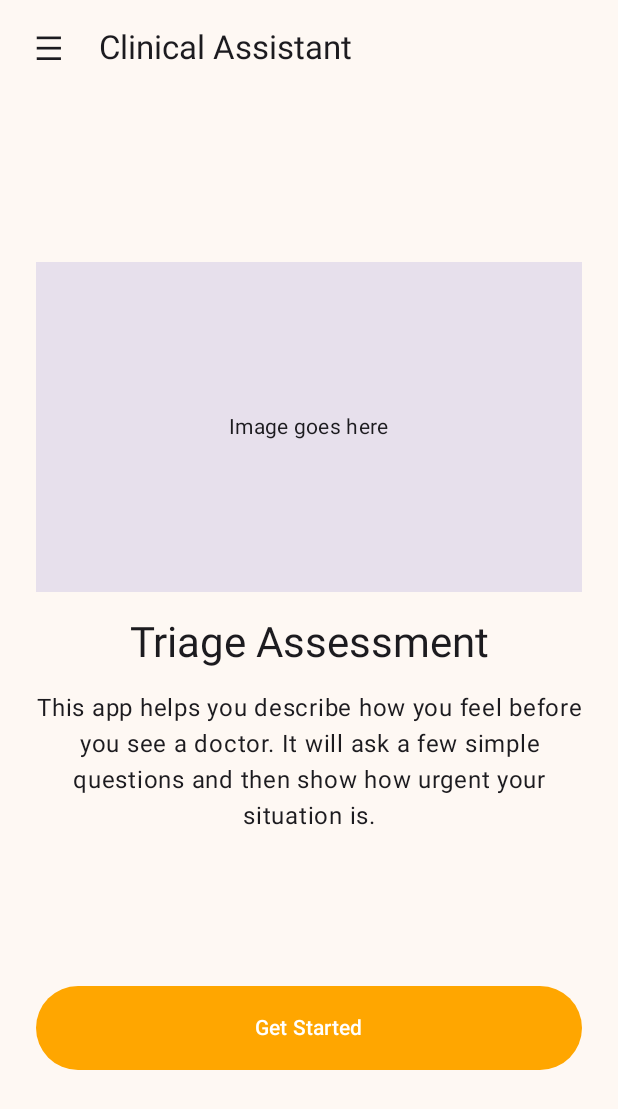
After one commit to Sondnn/Swin-Smart-Adaptive-Clinical-Assistant-SACA-, an Android app built with Jetpack Compose: the HomeScreen screen opened through its navigation route, on a phone screen of 412 x 824 dp. The commit adds this screen. Shown: the top 1109 px of the screen. Run offline under Robolectric (Android 15) with nearby library versions, the light colour scheme and no system bars.

Commit message:
feat: added Home Screen
added home screen and navigation drawer

```diff
--- a/android/app/src/main/java/com/saca/smartadaptiveclinicalassistant/common/Constants.kt
+++ b/android/app/src/main/java/com/saca/smartadaptiveclinicalassistant/common/Constants.kt
@@ -5,4 +5,8 @@ object Constants {
     const val BASE_URL = "" // backend api
 
     const val DEFAULT_LANGUAGE_TAG = "en"
+
+    const val LANGUAGE_TAG_ENGLISH = "en"
+
+    const val LANGUAGE_TAG_WALMAJARRI = "wmt"
 }
--- a/android/app/src/main/java/com/saca/smartadaptiveclinicalassistant/di/AppModule.kt
+++ b/android/app/src/main/java/com/saca/smartadaptiveclinicalassistant/di/AppModule.kt
@@ -1,12 +1,16 @@
 package com.saca.smartadaptiveclinicalassistant.di
 
-import androidx.lifecycle.viewmodel.compose.viewModel
 import com.saca.smartadaptiveclinicalassistant.data.repository.MockTriageRepositoryImpl
 import com.saca.smartadaptiveclinicalassistant.data.repository.TriageRepository
+import com.saca.smartadaptiveclinicalassistant.presentation.home.HomeViewModel
 import com.saca.smartadaptiveclinicalassistant.presentation.session.SessionViewModel
 import org.koin.dsl.module
+import org.koin.core.module.dsl.viewModel
 
 val appModule = module {
     single<TriageRepository> { MockTriageRepositoryImpl() }
+
     single { SessionViewModel() }
+
+    viewModel { HomeViewModel() }
 }
--- /dev/null
+++ b/android/app/src/main/java/com/saca/smartadaptiveclinicalassistant/presentation/home/HomeScreen.kt
@@ -0,0 +1,248 @@
+package com.saca.smartadaptiveclinicalassistant.presentation.home
+
+import androidx.compose.foundation.background
+import androidx.compose.foundation.layout.Arrangement
+import androidx.compose.foundation.layout.Box
+import androidx.compose.foundation.layout.Column
+import androidx.compose.foundation.layout.Row
+import androidx.compose.foundation.layout.Spacer
+import androidx.compose.foundation.layout.fillMaxSize
+import androidx.compose.foundation.layout.fillMaxWidth
+import androidx.compose.foundation.layout.height
+import androidx.compose.foundation.layout.padding
+import androidx.compose.foundation.shape.RoundedCornerShape
+import androidx.compose.material3.Button
+import androidx.compose.material3.ButtonDefaults
+import androidx.compose.material3.DrawerValue
+import androidx.compose.material3.ExperimentalMaterial3Api
+import androidx.compose.material3.HorizontalDivider
+import androidx.compose.material3.MaterialTheme
+import androidx.compose.material3.ModalDrawerSheet
+import androidx.compose.material3.NavigationDrawerItem
+import androidx.compose.material3.NavigationDrawerItemDefaults
+import androidx.compose.material3.ModalNavigationDrawer
+import androidx.compose.material3.Scaffold
+import androidx.compose.material3.Surface
+import androidx.compose.material3.Text
+import androidx.compose.material3.TextButton
+import androidx.compose.material3.TopAppBar
+import androidx.compose.material3.rememberDrawerState
+import androidx.compose.runtime.Composable
+import androidx.compose.runtime.rememberCoroutineScope
+import androidx.compose.ui.Alignment
+import androidx.compose.ui.Modifier
+import androidx.compose.ui.res.stringResource
+import androidx.compose.ui.text.font.FontWeight
+import androidx.compose.ui.text.style.TextAlign
+import androidx.compose.ui.unit.dp
+import androidx.compose.ui.unit.sp
+import com.saca.smartadaptiveclinicalassistant.R
+import com.saca.smartadaptiveclinicalassistant.common.Constants.LANGUAGE_TAG_ENGLISH
+import com.saca.smartadaptiveclinicalassistant.common.Constants.LANGUAGE_TAG_WALMAJARRI
+import com.saca.smartadaptiveclinicalassistant.presentation.session.SessionViewModel
+import com.saca.smartadaptiveclinicalassistant.ui.theme.Brown
+import com.saca.smartadaptiveclinicalassistant.ui.theme.Orange
+import kotlinx.coroutines.launch
+import org.koin.androidx.compose.koinViewModel
+
+@OptIn(ExperimentalMaterial3Api::class)
+@Composable
+fun HomeScreen(
+    onGetStarted: () -> Unit,
+    homeViewModel: HomeViewModel = koinViewModel(),
+    sessionViewModel: SessionViewModel = koinViewModel(),
+) {
+    val drawerState = rememberDrawerState(initialValue = DrawerValue.Closed)
+
+    val coroutineScope = rememberCoroutineScope()
+
+    val currentLanguageTag: String = sessionViewModel.languageTag
+
+    ModalNavigationDrawer(
+        drawerState = drawerState,
+        drawerContent = {
+            HomeDrawerContent(
+                currentLanguageTag = currentLanguageTag,
+                onLanguagePicked =  { tag ->
+                    sessionViewModel.onLanguagePicked(tag)
+                    coroutineScope.launch { drawerState.close() }
+                }
+            )
+        }
+    ) {
+        Scaffold(
+            topBar = {
+                TopAppBar(
+                    title = {
+                        Text(text = stringResource(R.string.home_action_bar_title))
+                    },
+                    navigationIcon = {
+                        TextButton(
+                            onClick = {
+                                coroutineScope.launch { drawerState.open() }
+                            }
+                        ) {
+                            Text(
+                                text = "\u2630",
+                                fontSize = 22.sp,
+                                color = MaterialTheme.colorScheme.onSurface
+                            )
+                        }
+                    }
+                )
+            }
+        ) { innerPadding ->
+            HomeContent(
+                onGetStarted = {
+                    homeViewModel.onGetStartedClicked()
+                    onGetStarted()
+                },
+                modifier = Modifier.padding(innerPadding),
+            )
+        }
+    }
+}
+
+@Composable
+fun HomeContent(
+    onGetStarted: () -> Unit,
+    modifier: Modifier
+) {
+    Column(
+        modifier = modifier
+            .fillMaxSize()
+            .padding(24.dp),
+        horizontalAlignment = Alignment.CenterHorizontally,
+        verticalArrangement = Arrangement.spacedBy(16.dp, Alignment.CenterVertically),
+    ) {
+        Box(
+            modifier = Modifier
+                .fillMaxWidth()
+                .height(220.dp)
+                .background(MaterialTheme.colorScheme.surfaceVariant),
+            contentAlignment = Alignment.Center
+        ) {
+            Text(
+                text = stringResource(R.string.welcome_image_placeholder),
+                style = MaterialTheme.typography.bodyMedium
+            )
+        }
+
+        Text(
+            text = stringResource(R.string.welcome_title),
+            style = MaterialTheme.typography.headlineMedium,
+            textAlign = TextAlign.Center
+        )
+
+        Text(
+            text = stringResource(R.string.welcome_body),
+            style = MaterialTheme.typography.bodyLarge,
+            textAlign = TextAlign.Center
+        )
+
+        Spacer(modifier = modifier.height(8.dp))
+
+        Button(
+            onClick = onGetStarted,
+            colors = ButtonDefaults.buttonColors(containerColor = Orange),
+            modifier = Modifier
+                .fillMaxWidth()
+                .height(56.dp)
+        ) {
+            Text(text = stringResource(R.string.welcome_get_started))
+        }
+    }
+}
+
+// Move to components later
+@Composable
+private fun HomeDrawerContent(
+    currentLanguageTag: String,
+    onLanguagePicked: (String) -> Unit,
+) {
+    ModalDrawerSheet() {
+        Column(
+            modifier = Modifier
+                .fillMaxWidth()
+                .padding(horizontal = 16.dp, vertical = 24.dp)
+        ) {
+            Text(
+                text = stringResource(R.string.app_name),
+                style = MaterialTheme.typography.titleLarge,
+                fontWeight = FontWeight.Bold
+            )
+
+            Spacer(modifier = Modifier.height(16.dp))
+
+            Surface(
+                color = MaterialTheme.colorScheme.surfaceVariant,
+                shape = RoundedCornerShape(12.dp),
+                modifier = Modifier.fillMaxWidth(),
+            ) {
+                Row(
+                    modifier = Modifier.padding(horizontal = 16.dp, vertical = 14.dp),
+                    verticalAlignment =  Alignment.CenterVertically
+                ) {
+                    Text(
+                        text = stringResource(R.string.home_drawer_section_assessment),
+                        style = MaterialTheme.typography.bodyLarge,
+                        fontWeight = FontWeight.SemiBold
+                    )
+                }
+            }
+
+            Spacer(modifier = Modifier.height(24.dp))
+
+            HorizontalDivider()
+
+            Spacer(modifier = Modifier.height(16.dp))
+
+            Text(
+                text = stringResource(R.string.home_drawer_section_language),
+                style = MaterialTheme.typography.titleSmall,
+                color = MaterialTheme.colorScheme.onSurfaceVariant,
+            )
+
+            Spacer(modifier = Modifier.height(8.dp))
+
+            DrawerLanguageRow(
+                label = stringResource(R.string.language_option_english),
+                isSelected = currentLanguageTag == LANGUAGE_TAG_ENGLISH,
+                onClick = { onLanguagePicked(LANGUAGE_TAG_ENGLISH) }
+            )
+
+            Spacer(modifier = Modifier.height(8.dp))
+
+            DrawerLanguageRow(
+                label = stringResource(R.string.language_option_walmajarri),
+                isSelected = currentLanguageTag == LANGUAGE_TAG_WALMAJARRI,
+                onClick = { onLanguagePicked(LANGUAGE_TAG_WALMAJARRI) }
+            )
+        }
+    }
+}
+
+
+@Composable
+private fun DrawerLanguageRow(
+    label: String,
+    isSelected: Boolean,
+    onClick: () -> Unit,
+) {
+    NavigationDrawerItem(
+        label = { Text(text = label) },
+        selected = isSelected,
+        onClick = onClick,
+        badge = {
+            if (isSelected) {
+                Text(
+                    text = "\u2713",
+                    color = MaterialTheme.colorScheme.primary,
+                    fontSize = 18.sp,
+                )
+            }
+        },
+        colors = NavigationDrawerItemDefaults.colors(),
+        modifier = Modifier.fillMaxWidth(),
+    )
+}
--- a/android/app/src/main/java/com/saca/smartadaptiveclinicalassistant/presentation/home/HomeViewModel.kt
+++ b/android/app/src/main/java/com/saca/smartadaptiveclinicalassistant/presentation/home/HomeViewModel.kt
@@ -1,6 +1,14 @@
 package com.saca.smartadaptiveclinicalassistant.presentation.home
 
+import android.util.Log
 import androidx.lifecycle.ViewModel
 
 class HomeViewModel: ViewModel() {
+    fun onGetStartedClicked() {
+        Log.d(TAG, "Get Started tapped")
+    }
+
+    private companion object {
+        const val TAG = "HomeViewModel"
+    }
 }
--- a/android/app/src/main/java/com/saca/smartadaptiveclinicalassistant/presentation/language/LanguageScreen.kt
+++ b/android/app/src/main/java/com/saca/smartadaptiveclinicalassistant/presentation/language/LanguageScreen.kt
@@ -8,15 +8,21 @@ import androidx.compose.foundation.layout.fillMaxWidth
 import androidx.compose.foundation.layout.height
 import androidx.compose.foundation.layout.padding
 import androidx.compose.material3.Button
+import androidx.compose.material3.ButtonDefaults
 import androidx.compose.material3.MaterialTheme
 import androidx.compose.material3.Text
 import androidx.compose.runtime.Composable
 import androidx.compose.ui.Alignment
 import androidx.compose.ui.Modifier
 import androidx.compose.ui.res.stringResource
+import androidx.compose.ui.text.style.TextAlign
 import androidx.compose.ui.unit.dp
 import com.saca.smartadaptiveclinicalassistant.R
+import com.saca.smartadaptiveclinicalassistant.common.Constants.LANGUAGE_TAG_ENGLISH
+import com.saca.smartadaptiveclinicalassistant.common.Constants.LANGUAGE_TAG_WALMAJARRI
 import com.saca.smartadaptiveclinicalassistant.presentation.session.SessionViewModel
+import com.saca.smartadaptiveclinicalassistant.ui.theme.Brown
+import com.saca.smartadaptiveclinicalassistant.ui.theme.Orange
 import org.koin.androidx.compose.koinViewModel
 
 @Composable
@@ -34,8 +40,11 @@ fun LanguageScreen(
         Text(
             text = stringResource(R.string.language_title),
             style = MaterialTheme.typography.headlineMedium,
+            textAlign = TextAlign.Center
         )
+
         Spacer(modifier = Modifier.height(8.dp))
+
         Text(
             text = stringResource(R.string.language_subtitle),
             style = MaterialTheme.typography.bodyLarge,
@@ -48,6 +57,7 @@ fun LanguageScreen(
                 sessionViewModel.onLanguagePicked(LANGUAGE_TAG_ENGLISH)
                 onLanguagePicked()
             },
+            colors = ButtonDefaults.buttonColors(containerColor = Brown),
             modifier = Modifier
                 .fillMaxWidth()
                 .height(64.dp),
@@ -62,6 +72,7 @@ fun LanguageScreen(
                 sessionViewModel.onLanguagePicked(LANGUAGE_TAG_WALMAJARRI)
                 onLanguagePicked()
             },
+            colors = ButtonDefaults.buttonColors(containerColor = Brown),
             modifier = Modifier
                 .fillMaxWidth()
                 .height(64.dp),
@@ -70,7 +81,3 @@ fun LanguageScreen(
         }
     }
 }
-
-private const val LANGUAGE_TAG_ENGLISH = "en"
-
-private const val LANGUAGE_TAG_WALMAJARRI = "wmt"
--- a/android/app/src/main/java/com/saca/smartadaptiveclinicalassistant/presentation/navigation/SacaNavGraph.kt
+++ b/android/app/src/main/java/com/saca/smartadaptiveclinicalassistant/presentation/navigation/SacaNavGraph.kt
@@ -5,6 +5,7 @@ import androidx.compose.ui.Modifier
 import androidx.navigation.compose.NavHost
 import androidx.navigation.compose.composable
 import androidx.navigation.compose.rememberNavController
+import com.saca.smartadaptiveclinicalassistant.presentation.home.HomeScreen
 import com.saca.smartadaptiveclinicalassistant.presentation.language.LanguageScreen
 
 @Composable
@@ -29,7 +30,11 @@ fun SacaNavGraph(modifier: Modifier = Modifier) {
         }
 
         composable(SacaDestinations.HOME) {
-
+            HomeScreen(
+                onGetStarted = {
+                    // start the assessment
+                }
+            )
         }
     }
 
--- a/android/app/src/main/java/com/saca/smartadaptiveclinicalassistant/presentation/session/SessionViewModel.kt
+++ b/android/app/src/main/java/com/saca/smartadaptiveclinicalassistant/presentation/session/SessionViewModel.kt
@@ -4,6 +4,7 @@ import androidx.compose.runtime.getValue
 import androidx.compose.runtime.mutableStateOf
 import androidx.compose.runtime.setValue
 import androidx.lifecycle.ViewModel
+import com.saca.smartadaptiveclinicalassistant.common.Constants.DEFAULT_LANGUAGE_TAG
 
 class SessionViewModel: ViewModel() {
     var languageTag: String by mutableStateOf(DEFAULT_LANGUAGE_TAG)
@@ -13,8 +14,4 @@ class SessionViewModel: ViewModel() {
         languageTag = tag
         LocaleManager.apply(tag)
     }
-
-    private companion object {
-        const val DEFAULT_LANGUAGE_TAG = "en"
-    }
 }
--- a/android/app/src/main/java/com/saca/smartadaptiveclinicalassistant/ui/theme/Color.kt
+++ b/android/app/src/main/java/com/saca/smartadaptiveclinicalassistant/ui/theme/Color.kt
@@ -9,3 +9,10 @@ val Pink80 = Color(0xFFEFB8C8)
 val Purple40 = Color(0xFF6650a4)
 val PurpleGrey40 = Color(0xFF625b71)
 val Pink40 = Color(0xFF7D5260)
+
+// Custom Colors
+val AppBackground = Color(0xFFFEF8F3)
+
+val Brown = Color(0xFFA25933)
+
+val Orange = Color(0xFFFFA600)
--- a/android/app/src/main/java/com/saca/smartadaptiveclinicalassistant/ui/theme/Theme.kt
+++ b/android/app/src/main/java/com/saca/smartadaptiveclinicalassistant/ui/theme/Theme.kt
@@ -8,6 +8,7 @@ import androidx.compose.material3.dynamicDarkColorScheme
 import androidx.compose.material3.dynamicLightColorScheme
 import androidx.compose.material3.lightColorScheme
 import androidx.compose.runtime.Composable
+import androidx.compose.ui.graphics.Color
 import androidx.compose.ui.platform.LocalContext
 
 private val DarkColorScheme = darkColorScheme(
@@ -17,26 +18,22 @@ private val DarkColorScheme = darkColorScheme(
 )
 
 private val LightColorScheme = lightColorScheme(
-    primary = Purple40,
+    primary = Brown,
     secondary = PurpleGrey40,
-    tertiary = Pink40
-
-    /* Other default colors to override
-    background = Color(0xFFFFFBFE),
-    surface = Color(0xFFFFFBFE),
+    tertiary = Pink40,
+    background = AppBackground,
+    surface = AppBackground,
     onPrimary = Color.White,
     onSecondary = Color.White,
     onTertiary = Color.White,
     onBackground = Color(0xFF1C1B1F),
     onSurface = Color(0xFF1C1B1F),
-    */
 )
 
 @Composable
 fun SmartAdaptiveClinicalAssistantTheme(
     darkTheme: Boolean = isSystemInDarkTheme(),
-    // Dynamic color is available on Android 12+
-    dynamicColor: Boolean = true,
+    dynamicColor: Boolean = false,
     content: @Composable () -> Unit
 ) {
     val colorScheme = when {
```
